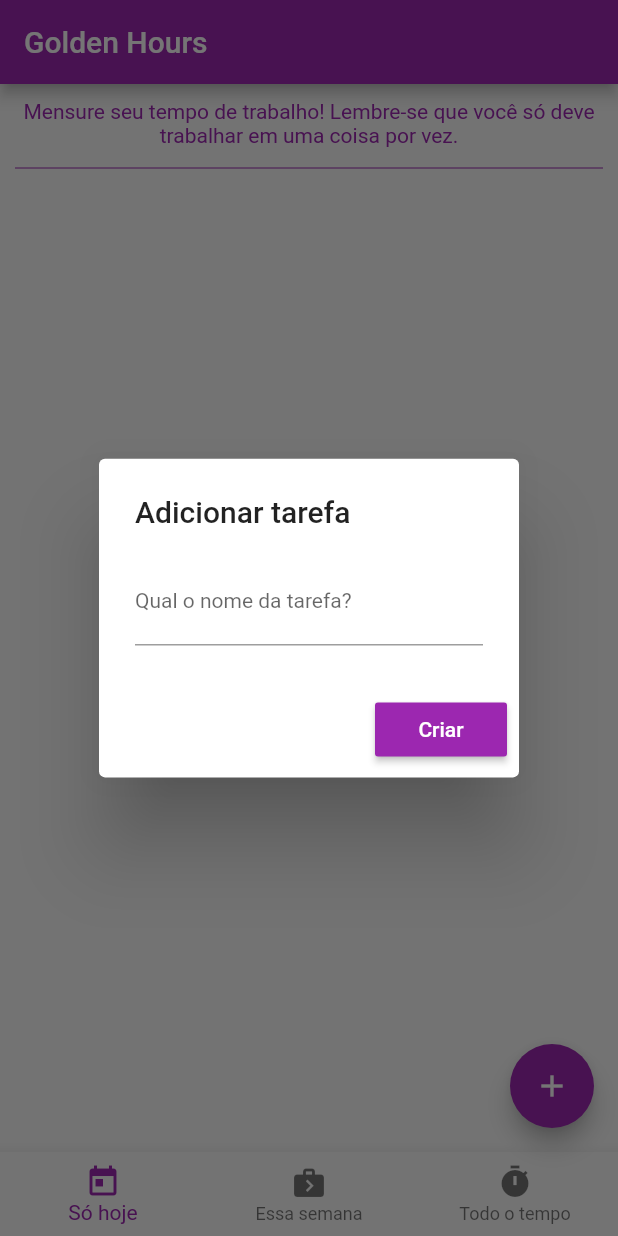
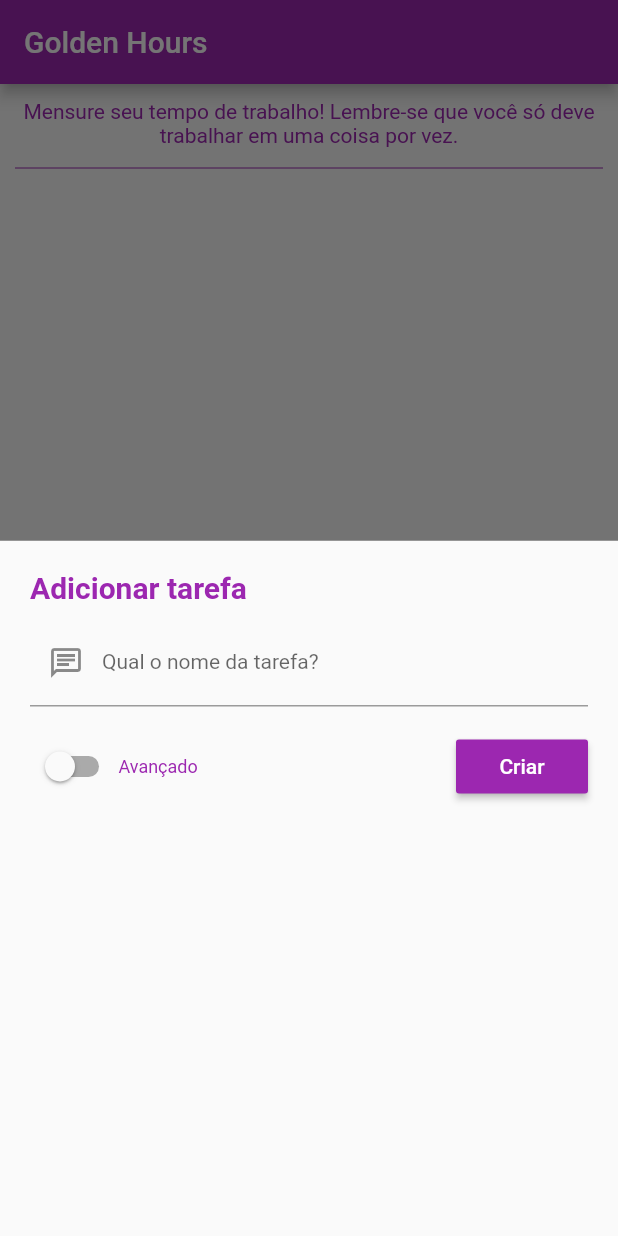
Before and after one commit to ricarthlima/flutter-golden-hours, a Flutter app: the screen it shows after launch, after a tap on the "add" icon, on a phone screen of 412 x 824 dp. Run offline on Flutter 3.47's test engine with Material 2 defaults, Android fonts, the phone set to English and light mode, and no system bars; our stand-ins replace after_layout, shared_preferences, vibration.

Commit message:
adicionado valor da task

```diff
--- a/lib/models/task_model.dart
+++ b/lib/models/task_model.dart
@@ -4,8 +4,15 @@ class Task {
   Duration lastTotal;
   DateTime lastStart;
   bool active;
+  double taskValue;
 
-  Task({this.id, this.name, this.lastTotal, this.lastStart, this.active});
+  Task(
+      {this.id,
+      this.name,
+      this.lastTotal,
+      this.lastStart,
+      this.active,
+      this.taskValue});
 
   Task.fromJson(Map<String, dynamic> json) {
     id = json['id'];
@@ -13,6 +20,7 @@ class Task {
     lastTotal = Duration(seconds: json['lastTotal']);
     lastStart = DateTime.parse(json['lastStart']);
     active = json['active'];
+    taskValue = json['taskValue'];
   }
 
   Map<String, dynamic> toJson() {
@@ -22,6 +30,7 @@ class Task {
     data['lastTotal'] = this.lastTotal.inSeconds;
     data['lastStart'] = this.lastStart.toString();
     data['active'] = this.active;
+    data['taskValue'] = this.taskValue;
     return data;
   }
 }
--- a/lib/partials/home_list_task_item.dart
+++ b/lib/partials/home_list_task_item.dart
@@ -3,6 +3,7 @@ import 'package:time_counter/helpers/diference_time_helper.dart';
 import 'package:time_counter/models/task_model.dart';
 import 'package:time_counter/values/todo_localization.dart';
 
+// ignore: must_be_immutable
 class HomeListTaskItem extends StatefulWidget {
   final Task task;
   Function deleteTask;
@@ -32,6 +33,7 @@ class _HomeListTaskItemState extends State<HomeListTaskItem> {
         borderRadius: BorderRadius.circular(7),
       ),
       child: Column(
+        crossAxisAlignment: CrossAxisAlignment.start,
         children: [
           Row(
             mainAxisAlignment: MainAxisAlignment.start,
@@ -57,7 +59,7 @@ class _HomeListTaskItemState extends State<HomeListTaskItem> {
             mainAxisAlignment: MainAxisAlignment.spaceBetween,
             children: [
               Text(
-                _getDuration(),
+                _getCustomTime(),
                 style: TextStyle(
                   fontWeight: FontWeight.bold,
                   fontSize: 36,
@@ -116,12 +118,17 @@ class _HomeListTaskItemState extends State<HomeListTaskItem> {
               )
             ],
           ),
+          (widget.task.taskValue != 0)
+              ? Text(
+                  "R\$ " + _getValue().toStringAsPrecision(2),
+                )
+              : Container(),
         ],
       ),
     );
   }
 
-  String _getDuration() {
+  String _getCustomTime() {
     if (widget.task.active) {
       Duration temp = widget.task.lastTotal +
           widget.task.lastStart.difference(DateTime.now()).abs();
@@ -130,4 +137,17 @@ class _HomeListTaskItemState extends State<HomeListTaskItem> {
       return getDifferenceTime(widget.task.lastTotal).toString();
     }
   }
+
+  Duration _getDuration() {
+    if (widget.task.active) {
+      return widget.task.lastTotal +
+          widget.task.lastStart.difference(DateTime.now()).abs();
+    } else {
+      return widget.task.lastTotal;
+    }
+  }
+
+  double _getValue() {
+    return (widget.task.taskValue / 3600) * _getDuration().inSeconds;
+  }
 }
--- a/lib/partials/showAddTaskDialog.dart
+++ b/lib/partials/showAddTaskDialog.dart
@@ -11,34 +11,52 @@ showAddTaskDialog({
   Task editingTask,
 }) {
   bool isEditing = false;
+  bool isShowingAdvanced = false;
 
   if (editingTask == null) {
     editingTask = Task(
       active: true,
       id: Uuid().v1(),
       name: "",
+      taskValue: 0,
+      lastTotal: DateTime.now().difference(DateTime.now()),
+      lastStart: DateTime.now(),
     );
   } else {
     isEditing = true;
   }
 
   TextEditingController _nameController = TextEditingController();
+  TextEditingController _valueController = TextEditingController();
 
   _nameController.text = editingTask.name;
+  _valueController.text = editingTask.taskValue.toString();
 
   final _formKey = GlobalKey<FormState>();
-  showDialog(
+  showModalBottomSheet(
       context: context,
       builder: (context) {
-        return StatefulBuilder(
-          builder: (context, setState) {
-            return AlertDialog(
-              title: !isEditing
-                  ? Text(TodoLocalization.add_dialog_new_title)
-                  : Text(TodoLocalization.add_dialog_edit_title),
-              content: SingleChildScrollView(
-                child: Form(
+        return StatefulBuilder(builder: (context, setState) {
+          return Container(
+            padding: EdgeInsets.all(20),
+            child: Column(
+              mainAxisAlignment: MainAxisAlignment.start,
+              crossAxisAlignment: CrossAxisAlignment.start,
+              children: [
+                Text(
+                  !isEditing
+                      ? TodoLocalization.add_dialog_new_title
+                      : TodoLocalization.add_dialog_edit_title,
+                  style: TextStyle(
+                    color: Colors.purple,
+                    fontSize: 20,
+                    fontWeight: FontWeight.bold,
+                  ),
+                ),
+                Padding(padding: EdgeInsets.only(bottom: 10)),
+                Form(
                   key: _formKey,
+                  child: SingleChildScrollView(
                     child: Column(
                       children: [
                         TextFormField(
@@ -48,6 +66,7 @@ showAddTaskDialog({
                             labelStyle: TextStyle(
                               fontSize: 14,
                             ),
+                            prefixIcon: Icon(Icons.chat_outlined),
                           ),
                           keyboardType: TextInputType.name,
                           validator: (value) {
@@ -59,12 +78,63 @@ showAddTaskDialog({
                             }
                             return null;
                           },
+                        ),
+                        isShowingAdvanced
+                            ? Column(
+                                children: [
+                                  Padding(
+                                    padding: EdgeInsets.only(bottom: 7),
+                                  ),
+                                  TextFormField(
+                                    controller: _valueController,
+                                    decoration: InputDecoration(
+                                      labelText: "Quanto vale a hora?",
+                                      labelStyle: TextStyle(fontSize: 14),
+                                      prefixText: "R\$",
+                                      prefixIcon: Icon(
+                                        Icons.attach_money,
+                                      ),
+                                    ),
+                                    keyboardType: TextInputType.number,
                                   )
+                                ],
+                              )
+                            : Container(),
                       ],
                     ),
                   ),
                 ),
-              actions: [
+                Padding(
+                  padding: EdgeInsets.symmetric(vertical: 8),
+                ),
+                Row(
+                  mainAxisAlignment: MainAxisAlignment.spaceBetween,
+                  children: [
+                    Row(
+                      //crossAxisAlignment: CrossAxisAlignment.start,
+                      mainAxisAlignment: MainAxisAlignment.start,
+                      children: [
+                        Switch(
+                          value: isShowingAdvanced,
+                          activeColor: Colors.purple,
+                          activeTrackColor: Colors.purple[50],
+                          onChanged: (value) {
+                            setState(() {
+                              isShowingAdvanced = value;
+                            });
+
+                            print(isShowingAdvanced);
+                          },
+                        ),
+                        Text(
+                          TodoLocalization.show_advanced_options,
+                          style: TextStyle(
+                            fontSize: 12,
+                            color: Colors.purple,
+                          ),
+                        )
+                      ],
+                    ),
                     RaisedButton(
                         child: !isEditing
                             ? Text(
@@ -84,6 +154,8 @@ showAddTaskDialog({
                           if (_formKey.currentState.validate()) {
                             // Atribuir no Model
                             editingTask.name = _nameController.text;
+                            editingTask.taskValue =
+                                double.parse(_valueController.text);
 
                             _saveTask(
                               context: context,
@@ -94,9 +166,11 @@ showAddTaskDialog({
                           }
                         })
                   ],
+                )
+              ],
+            ),
           );
-          },
-        );
+        });
       });
 }
 
@@ -108,15 +182,7 @@ _saveTask(
   LocalDataManager ldm = LocalDataManager();
 
   if (!isEditing) {
-    ldm.addLocalTask(
-      new Task(
-        id: Uuid().v1(),
-        name: task.name,
-        lastTotal: DateTime.now().difference(DateTime.now()),
-        lastStart: DateTime.now(),
-        active: true,
-      ),
-    );
+    ldm.addLocalTask(task);
   } else {
     List<Task> listTask = await ldm.getLocalListTask();
     int index = listTask.indexWhere((element) {
--- a/lib/values/todo_localization.dart
+++ b/lib/values/todo_localization.dart
@@ -10,4 +10,5 @@ class TodoLocalization {
   static const String delete_task_warning = "Essa ação é irreversível!";
   static const String yes = "Sim";
   static const String no = "Não";
+  static const String show_advanced_options = "Avançado";
 }
```
Lines whose indentation alone changed are shown as unchanged.
